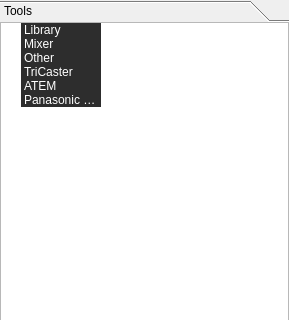
Above: src/Widgets/Library/LibraryWidget.ui from CasparCG/client before the change; both pictures show x 0 to 289 and y 0 to 320 of the 289 by 600 pixel window. Below: the same form after it.
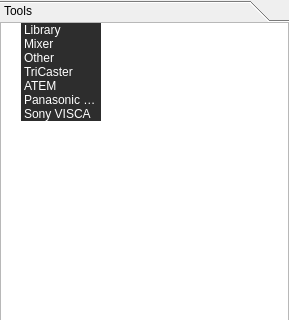
That is the form after the change. Custom widgets are drawn as their Qt base class.

Commit message: Added support for Sony VISCA preset.

Diff of the .ui file:
```diff
--- a/src/Widgets/Library/LibraryWidget.ui
+++ b/src/Widgets/Library/LibraryWidget.ui
@@ -283,6 +283,29 @@
            </brush>
           </property>
          </item>
+         <item>
+          <property name="text">
+           <string>Sony VISCA</string>
+          </property>
+          <property name="background">
+           <brush brushstyle="SolidPattern">
+            <color alpha="255">
+             <red>45</red>
+             <green>45</green>
+             <blue>45</blue>
+            </color>
+           </brush>
+          </property>
+          <property name="foreground">
+           <brush brushstyle="SolidPattern">
+            <color alpha="255">
+             <red>255</red>
+             <green>255</green>
+             <blue>255</blue>
+            </color>
+           </brush>
+          </property>
+         </item>
         </widget>
        </item>
       </layout>
```
Left out of the diff: 24 changed lines with no effect on the pictures. The commit also changes 32 other files.
